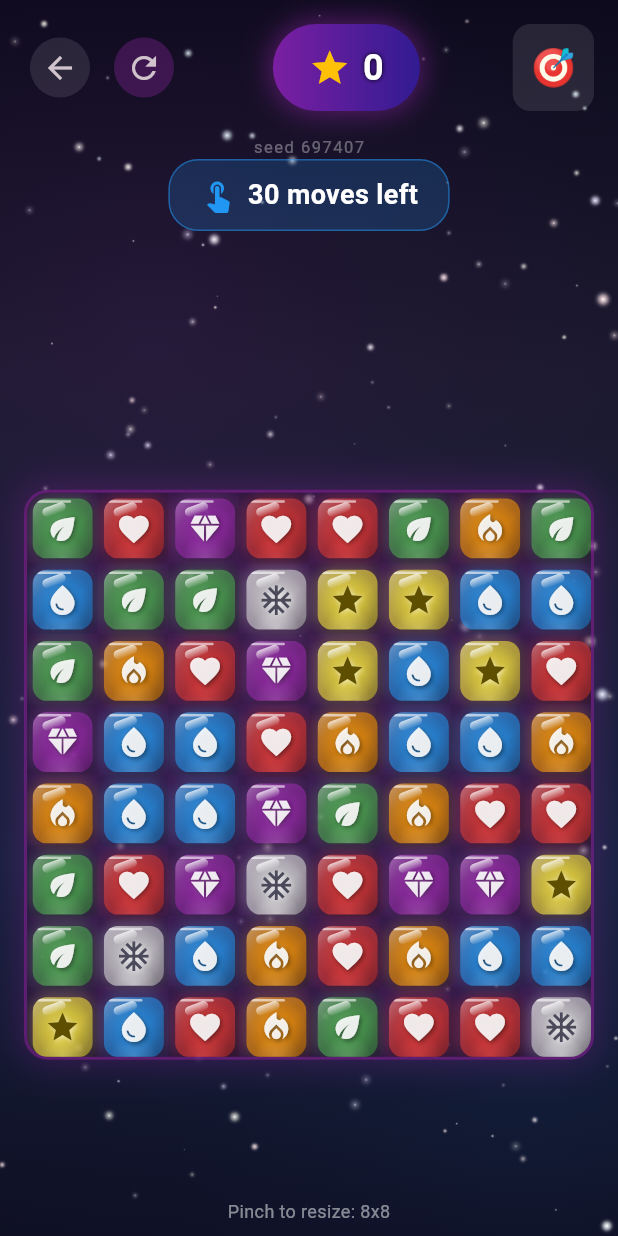
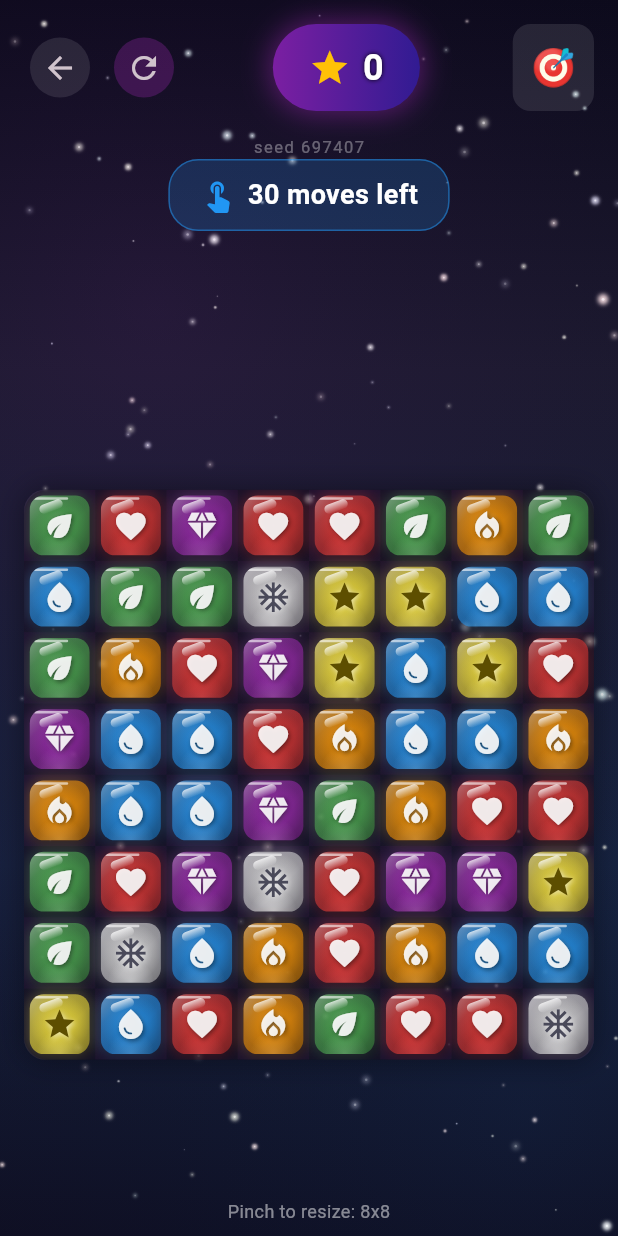
Before and after one commit to Positronic-AI/gems, a Flutter app: the GameScreen screen opened directly, on a phone screen of 412 x 824 dp. Run offline on Flutter 3.47's test engine with Material 3 defaults, Android fonts, the phone set to English and light mode, and no system bars; our stand-ins replace flutter_colorpicker, package_info_plus, share_plus, shared_preferences, wakelock_plus; accounts and stored records are empty.

Commit message:
board: frameless for all tile styles — the purple frame retires entirely (and wood's balance padding tuned for the halved extrusion)
Co-Authored-By: Claude Fable 5 <noreply@anthropic.com>
Claude-Session: https://claude.ai/code/session_011EU1aMuTVFp89fY8JBiQ2b

```diff
--- a/lib/widgets/game_board_widget.dart
+++ b/lib/widgets/game_board_widget.dart
@@ -85,34 +85,20 @@ class _GameBoardWidgetState extends State<GameBoardWidget>
     final wood = ActiveTileStyle.current == TileStyle.wood;
     return Container(
       margin: const EdgeInsets.all(16),
-      // Wood: frameless and matte — the purple glass frame fought the
-      // material. Extra bottom/right padding balances the tiles' extruded
-      // side faces so the board's visual margins read symmetric.
+      // Frameless everywhere (playtest verdict: the purple frame was
+      // glass-era chrome nothing needed). Wood pads bottom/right to
+      // balance its extruded side faces.
       padding: wood
-          ? const EdgeInsets.only(bottom: 5, right: 5)
+          ? const EdgeInsets.only(bottom: 3, right: 3)
           : EdgeInsets.zero,
       decoration: BoxDecoration(
         color: Colors.black.withOpacity(wood ? 0.22 : 0.3),
         borderRadius: BorderRadius.circular(16),
-        border: wood
-            ? null
-            : Border.all(
-                color: Colors.purple.withOpacity(0.5),
-                width: 2,
-              ),
-        boxShadow: wood
-            ? [
+        boxShadow: [
           BoxShadow(
             color: Colors.black.withOpacity(0.35),
             blurRadius: 16,
             spreadRadius: 1,
-                ),
-              ]
-            : [
-                BoxShadow(
-                  color: Colors.purple.withOpacity(0.3),
-                  blurRadius: 20,
-                  spreadRadius: 2,
           ),
         ],
       ),
```
Lines whose indentation alone changed are shown as unchanged.
